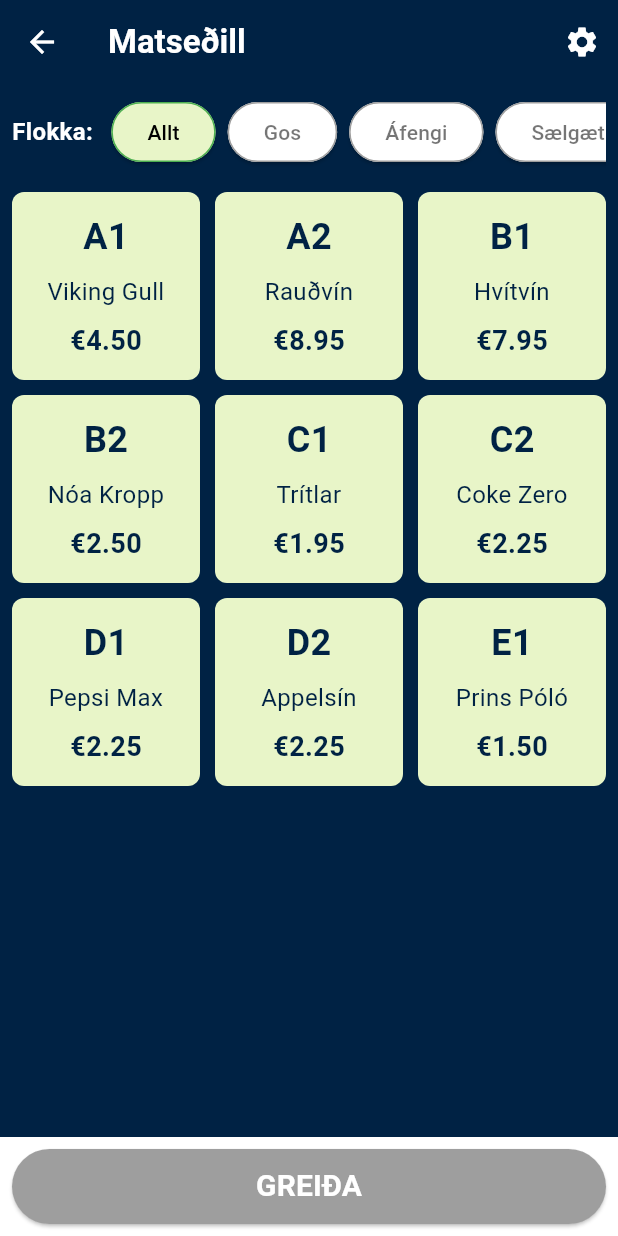
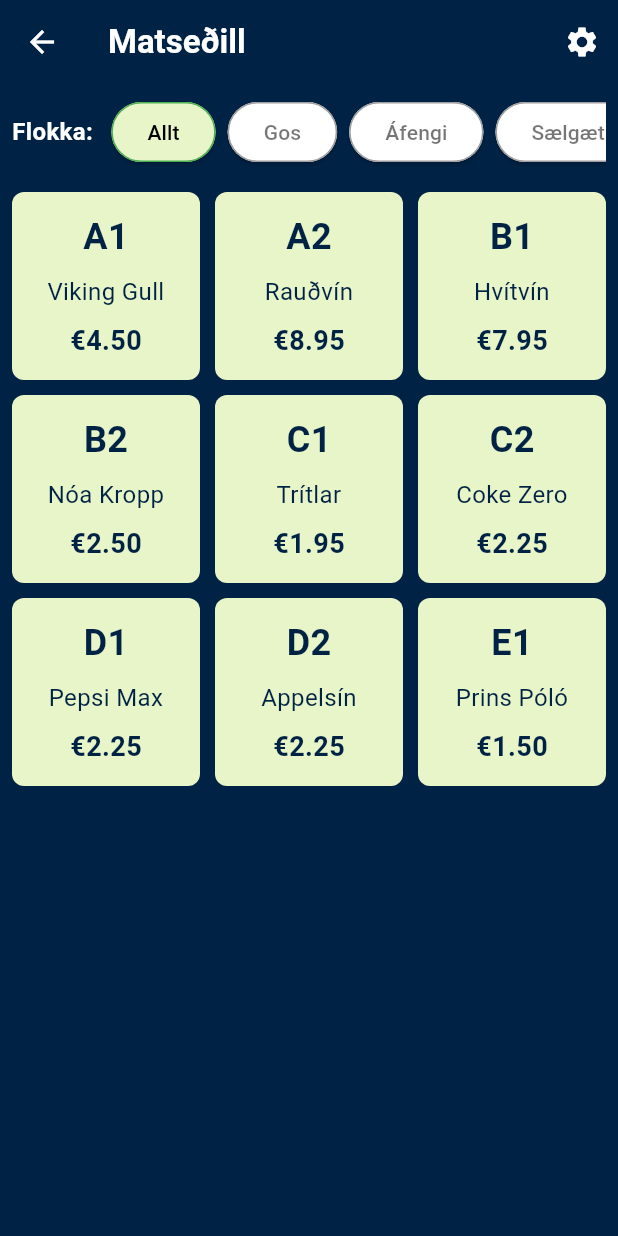
Before and after one commit to aronohilm/Straumur, a Flutter app: the screen it shows after launch, in the side drawer, after a tap on "Sjoppan", on a phone screen of 412 x 824 dp. Run offline on Flutter 3.47's test engine with Material 3 defaults, Android fonts, the phone set to English and light mode, and no system bars; our stand-ins replace fluttertoast, shared_preferences.

Commit message:
UI changes in Sjoppan Fixed overflow issue in Home screen updated ndk version

```diff
--- a/lib/main.dart
+++ b/lib/main.dart
@@ -499,7 +499,7 @@
                 ],
               ),
             ),
-            const SizedBox(height: 30),
+            const SizedBox(height: 10),
             // Reduce the height of the amount field
             Padding(
               padding: const EdgeInsets.symmetric(horizontal: 16),
--- a/lib/sjoppan_page.dart
+++ b/lib/sjoppan_page.dart
@@ -32,63 +32,63 @@
       name: 'Viking Gull',
       price: 4.50,
       category: 'Áfengi',
-      color: const Color(0xFFE8F5C8), // Light green
+      color: const Color(0xFFDAFDA3), // Updated color
     ),
     Product(
       id: 'A2',
       name: 'Rauðvín',
       price: 8.95,
       category: 'Áfengi',
-      color: const Color(0xFFE8F5C8),
+      color: const Color(0xFFDAFDA3), // Updated color
     ),
     Product(
       id: 'B1',
       name: 'Hvítvín',
       price: 7.95,
       category: 'Áfengi',
-      color: const Color(0xFFE8F5C8),
+      color: const Color(0xFFDAFDA3), // Updated color
     ),
     Product(
       id: 'B2',
       name: 'Nóa Kropp',
       price: 2.50,
       category: 'Sælgæti',
-      color: const Color(0xFFE8F5C8),
+      color: const Color(0xFFDAFDA3), // Updated color
     ),
     Product(
       id: 'C1',
       name: 'Trítlar',
       price: 1.95,
       category: 'Sælgæti',
-      color: const Color(0xFFE8F5C8),
+      color: const Color(0xFFDAFDA3), // Updated color
     ),
     Product(
       id: 'C2',
       name: 'Coke Zero',
       price: 2.25,
       category: 'Gos',
-      color: const Color(0xFFE8F5C8),
+      color: const Color(0xFFDAFDA3), // Updated color
     ),
     Product(
       id: 'D1',
       name: 'Pepsi Max',
       price: 2.25,
       category: 'Gos',
-      color: const Color(0xFFE8F5C8),
+      color: const Color(0xFFDAFDA3), // Updated color
     ),
     Product(
       id: 'D2',
       name: 'Appelsín',
       price: 2.25,
       category: 'Gos',
-      color: const Color(0xFFE8F5C8),
+      color: const Color(0xFFDAFDA3), // Updated color
     ),
     Product(
       id: 'E1',
       name: 'Prins Póló',
       price: 1.50,
       category: 'Sælgæti',
-      color: const Color(0xFFE8F5C8),
+      color: const Color(0xFFDAFDA3), // Updated color
     ),
   ];
 
@@ -850,9 +850,13 @@
           ElevatedButton(
             style: ElevatedButton.styleFrom(
               backgroundColor: const Color(0xFF002244),
+              shape: RoundedRectangleBorder(
+                borderRadius: BorderRadius.circular(40),
+              ),
+              padding: const EdgeInsets.symmetric(horizontal: 32, vertical: 16),
             ),
             onPressed: () {
-              // Validate inputs
+              // Validate input fields here if needed
               if (idController.text.isEmpty ||
                   nameController.text.isEmpty ||
                   priceController.text.isEmpty) {
@@ -865,54 +869,65 @@
                 return;
               }
 
+              if (isEditing && product != null) {
+                // Update the product in the list
+                setState(() {
+                  final index = _products.indexWhere((p) => p.id == product.id);
+                  if (index != -1) {
+                    _products[index] = Product(
+                      id: product.id,
+                      name: nameController.text,
+                      price: double.tryParse(priceController.text) ?? product.price,
+                      category: selectedCategory,
+                      color: product.color,
+                    );
+                  }
+                });
+                Navigator.pop(context); // Close the dialog
+                // Optionally show a SnackBar for feedback
+                ScaffoldMessenger.of(context).showSnackBar(
+                  SnackBar(content: Text('Product updated!')),
+                );
+              } else {
                 // Parse price
-              final price = int.tryParse(priceController.text);
+                final price = double.tryParse(priceController.text);
                 if (price == null) {
                   ScaffoldMessenger.of(context).showSnackBar(
                     const SnackBar(
-                    content: Text('Verð verður að vera heiltala'),
+                      content: Text('Verð verður að vera tala'),
                       backgroundColor: Colors.red,
                     ),
                   );
                   return;
                 }
-
-              // Create or update product
+                // Add new product
                 final newProduct = Product(
                   id: idController.text,
                   name: nameController.text,
-                price: price.toDouble(),
+                  price: price,
                   category: selectedCategory,
                   color: const Color(0xFFE8F5C8),
                 );
-
                 setState(() {
-                if (isEditing) {
-                  // Update existing product
-                  final index = _products.indexWhere((p) => p.id == product.id);
-                  if (index != -1) {
-                    _products[index] = newProduct;
-                  }
-                } else {
-                  // Add new product
                   _products.add(newProduct);
-                }
                 });
-
-              // Update the modal state to reflect changes
                 setModalState(() {});
-
                 Navigator.pop(context);
                 ScaffoldMessenger.of(context).showSnackBar(
                   SnackBar(
-                  content: Text(isEditing ? 'Vöru breytt!' : 'Vöru bætt við!'),
+                    content: Text('Vara bætt við!'),
                     backgroundColor: Colors.green,
                   ),
                 );
+              }
             },
             child: Text(
               isEditing ? 'Uppfæra' : 'Bæta við',
-              style: const TextStyle(color: Colors.white),
+              style: const TextStyle(
+                color: Colors.white,
+                fontWeight: FontWeight.bold,
+                fontSize: 20,
+              ),
             ),
           ),
           // Transaction status overlay
@@ -1126,25 +1141,32 @@
               ),
             ),
 
-          // Payment button
+          // Payment button (new design)
+          if (_cartItems.isNotEmpty)
             Container(
+              color: Colors.white, // White background for the bar
+              padding: const EdgeInsets.symmetric(vertical: 16, horizontal: 0),
+              child: Container(
                 width: double.infinity,
-            color: Colors.white,
-            padding: const EdgeInsets.all(8),
+                margin: const EdgeInsets.symmetric(horizontal: 16),
                 child: ElevatedButton(
                   style: ElevatedButton.styleFrom(
-                backgroundColor: _cartItems.isEmpty ? Colors.grey : const Color(0xFF002244),
-                minimumSize: const Size(double.infinity, 50),
+                    backgroundColor: const Color(0xFF002244), // Dark blue button
+                    padding: const EdgeInsets.symmetric(vertical: 16),
+                    shape: RoundedRectangleBorder(
+                      borderRadius: BorderRadius.circular(40),
+                    ),
+                    elevation: 0,
                   ),
                   onPressed: _isProcessingPayment ? null : _processPayment,
-              child: _isProcessingPayment
-                ? const CircularProgressIndicator(color: Colors.white)
-                : const Text(
+                  child: const Text(
                     'GREIÐA',
                     style: TextStyle(
-                    fontSize: 20,
+                      fontSize: 24,
                       fontWeight: FontWeight.bold,
-                    color: Colors.white,
+                      color: Colors.white, // White text
+                      letterSpacing: 2,
+                    ),
                   ),
                 ),
               ),
```
Also changed, not shown: 1 other file. Lines whose indentation alone changed are shown as unchanged.
